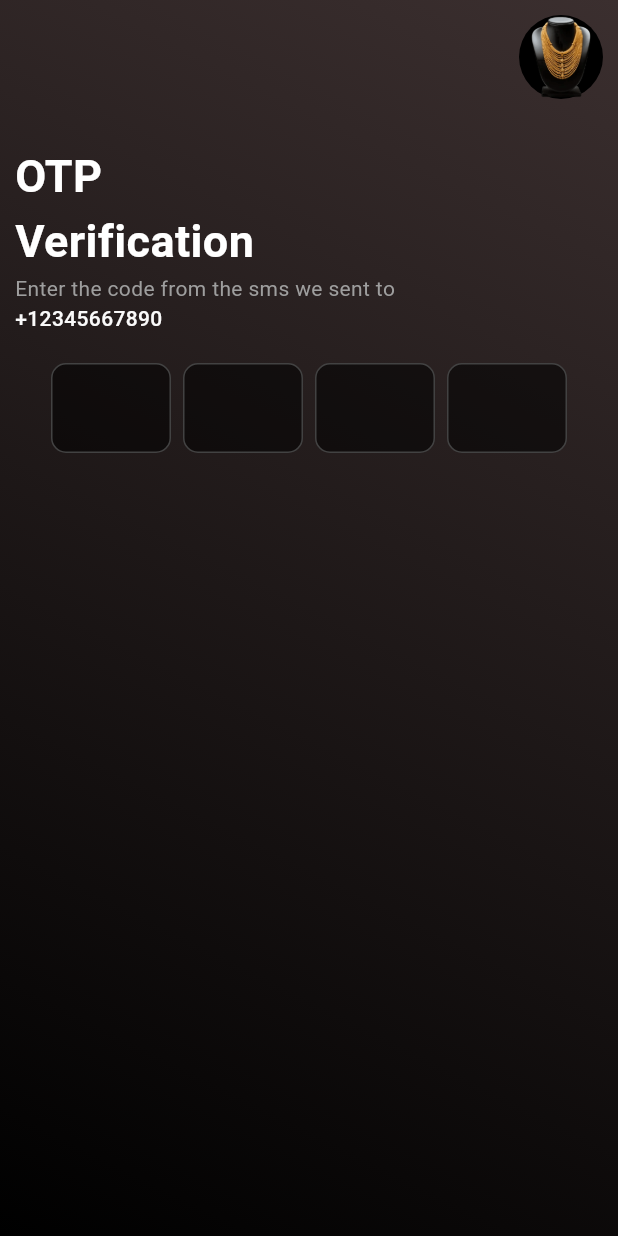
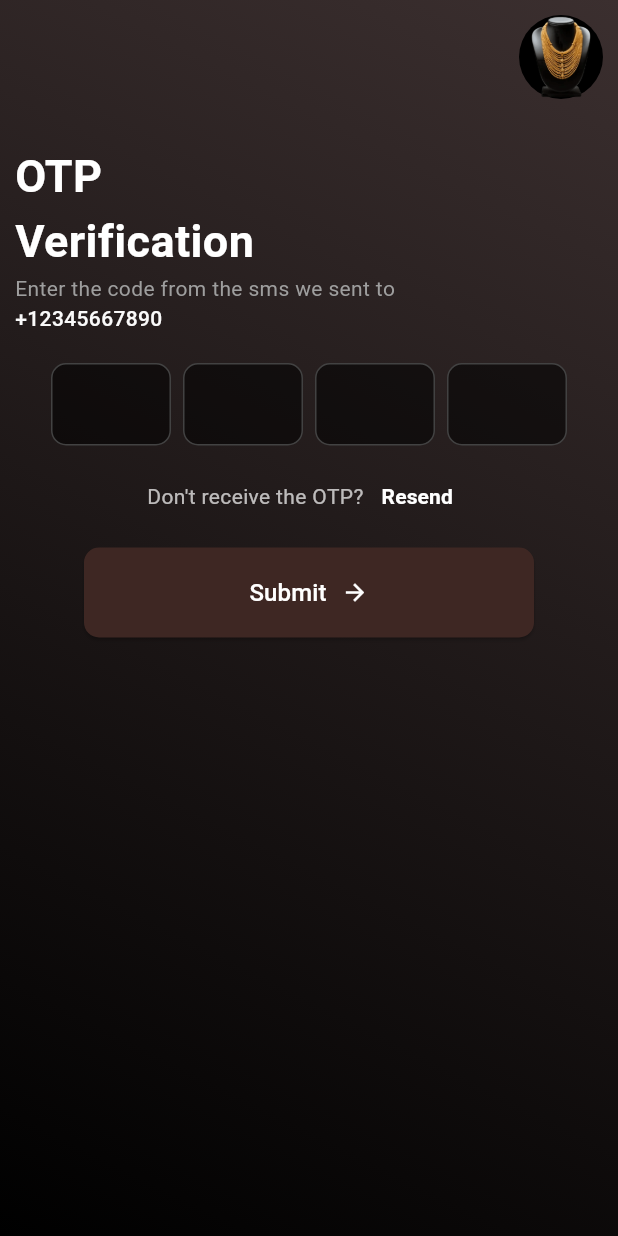
Before and after one commit to Maha6468/rate_the_fit_app, a Flutter app: the screen it shows after launch, on a phone screen of 412 x 824 dp. Run offline on Flutter 3.47's test engine with Material 3 defaults, Android fonts, the phone set to English and light mode, and no system bars; drawn by our look-alikes of pinput; our stand-ins replace country_code_picker.

Commit message:
last update

```diff
--- a/lib/coustom_widget/custom_elevated_button.dart
+++ b/lib/coustom_widget/custom_elevated_button.dart
@@ -1,10 +1,10 @@
 import 'package:flutter/material.dart';
 
-class Custom_Button extends StatelessWidget {
+class Custom_Elevated_Button extends StatelessWidget {
   final String text;
   final double width;
   final double height;
-  const Custom_Button({super.key, required this.text, required this.width, required this.height});
+  const Custom_Elevated_Button({super.key, required this.text, required this.width, required this.height});
 
   @override
   Widget build(BuildContext context) {
--- a/lib/screen/login_with_mob_num.dart
+++ b/lib/screen/login_with_mob_num.dart
@@ -97,7 +97,7 @@ class _Login_With_Mob_NumState extends State<Login_With_Mob_Num> {
                     ),
                     SizedBox(height: 40,),
                     Center(
-                        child: Custom_Button(text: 'LOGIN', width: 300, height: 50,)),
+                        child: Custom_Elevated_Button(text: 'LOGIN', width: 300, height: 50,)),
                     SizedBox(height: 40),
 
                     Row(
--- a/lib/screen/otp_varification.dart
+++ b/lib/screen/otp_varification.dart
@@ -1,5 +1,7 @@
 import 'package:flutter/material.dart';
 import 'package:pinput/pinput.dart';
+import 'package:rate_the_fit_app/coustom_widget/custom_elevated_button.dart';
+import 'package:rate_the_fit_app/coustom_widget/custom_signIn_signUp_resend.dart';
 
 import '../coustom_widget/custom_star_image.dart';
 
@@ -45,13 +47,13 @@ class _OTP_VarificationState extends State<OTP_Varification> {
                     showCursor: true,
                     defaultPinTheme: PinTheme(
                       width: 80,
-                      height: 60,
+                      height: 55,
                       decoration: BoxDecoration(
                         color: Colors.black54,
                         borderRadius: BorderRadius.circular(10),
                         border: Border.all(color: Colors.grey.shade800),
                       ),
-                      textStyle: const TextStyle(
+                      textStyle:  TextStyle(
                         color: Colors.white,
                         fontSize: 20,
                         fontWeight: FontWeight.bold,
@@ -59,6 +61,14 @@ class _OTP_VarificationState extends State<OTP_Varification> {
                     ),
                   ),
                 ),
+
+                SizedBox(height: 10,),
+
+                Custom_SignIn_SignUp_Resend(text: "Don't receive the OTP?", buttontext: 'Resend', onPressed: () {  },),
+
+                SizedBox(height: 10,),
+
+                Center(child: Custom_Elevated_Button(text: 'Submit', height: 60, width: 300,))
 
 
 
```
